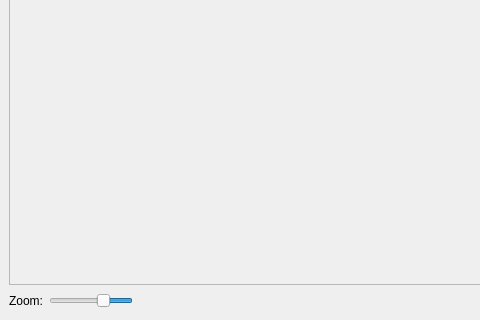
Old version of the form tools/cathedral/ui/ZoneWindow.ui in the repository comphack/comp_hack; both pictures show x 0 to 480 and y 350 to 670 of the 1000 by 670 pixel window.
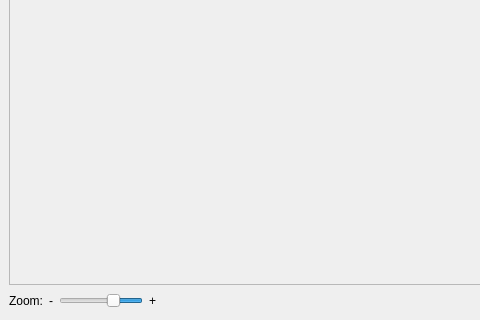
New version of the form. Custom widgets are drawn as their Qt base class.

Diff of the .ui file:
```diff
--- a/tools/cathedral/ui/ZoneWindow.ui
+++ b/tools/cathedral/ui/ZoneWindow.ui
@@ -99,6 +99,13 @@
             </property>
            </widget>
           </item>
+          <item>
+           <widget class="QLabel" name="lblZoomDown">
+            <property name="text">
+             <string>-</string>
+            </property>
+           </widget>
+          </item>
           <item>
            <widget class="QSlider" name="zoomSlider">
             <property name="sizePolicy">
@@ -130,6 +137,13 @@
             </property>
            </widget>
           </item>
+          <item>
+           <widget class="QLabel" name="lblZoomUp">
+            <property name="text">
+             <string>+</string>
+            </property>
+           </widget>
+          </item>
           <item>
            <spacer name="spacerMapControls">
             <property name="orientation">
```
